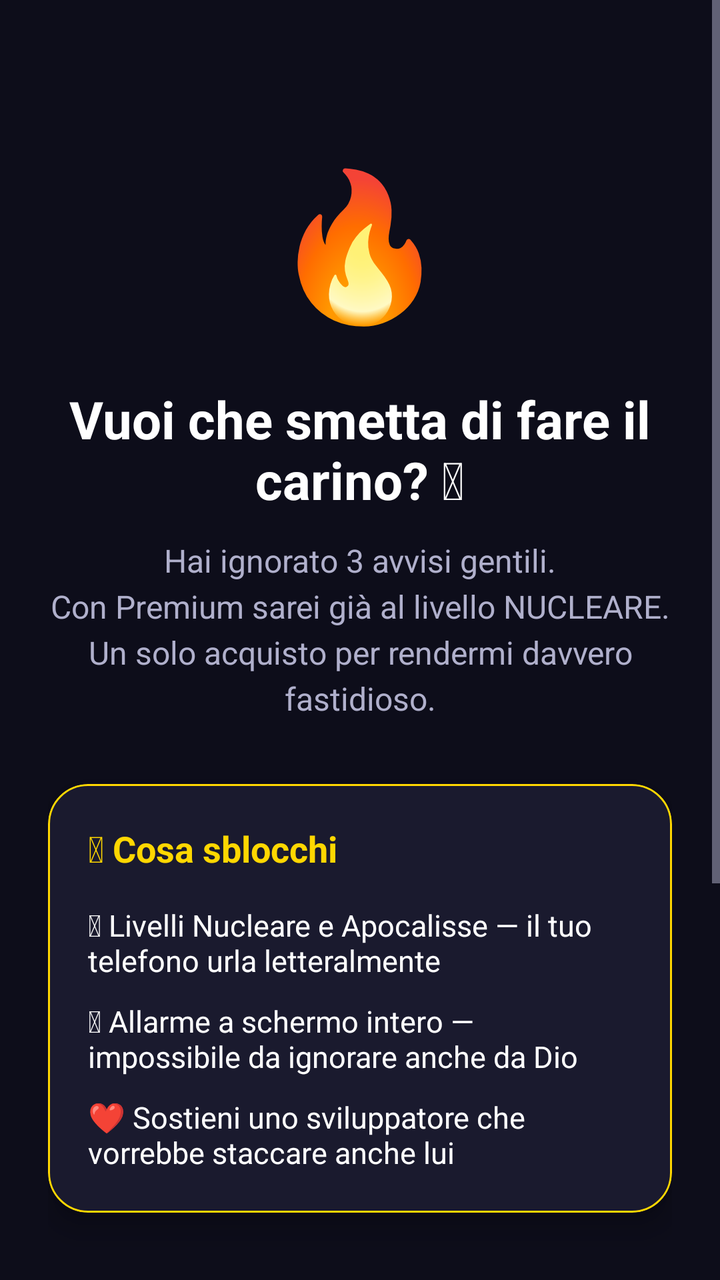
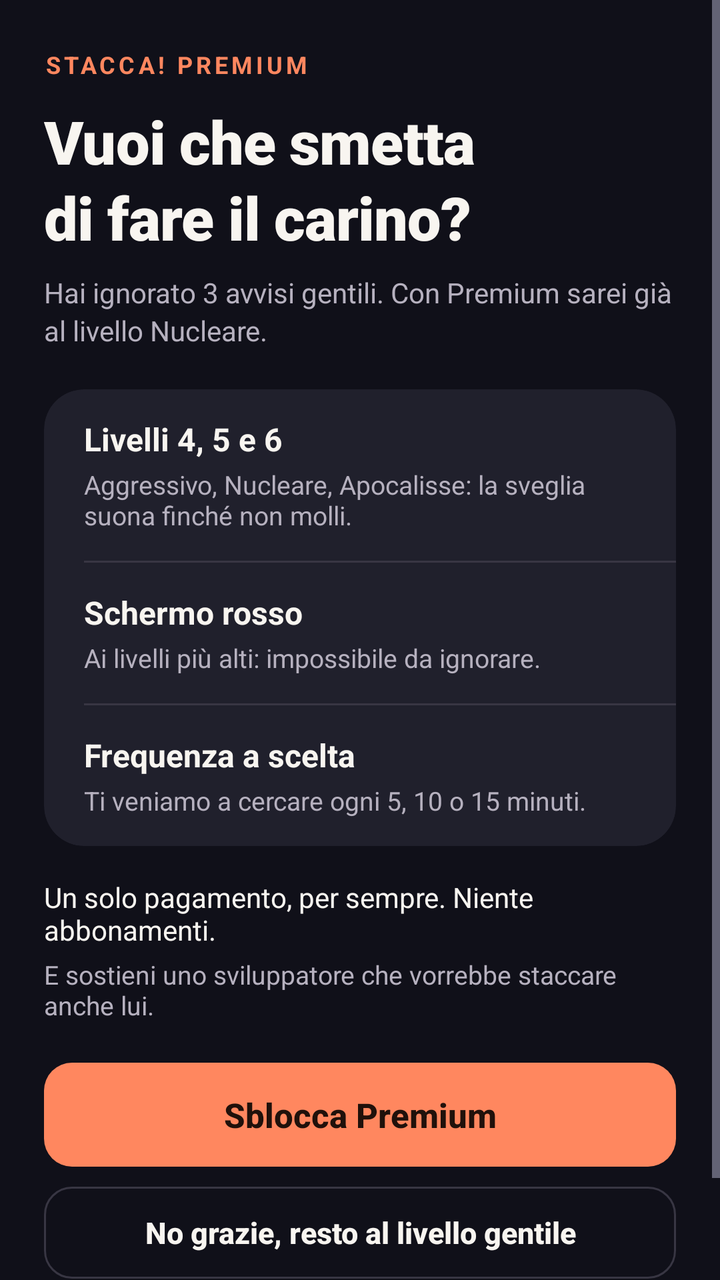

Screens rendered from an Android XML layout before and after an edit, with the pre-edit source and the edit as a unified diff.
<!-- AndroidManifest.xml: activity theme Theme.Stacca -->
<!-- res/layout/activity_paywall.xml -->
<?xml version="1.0" encoding="utf-8"?>
<ScrollView xmlns:android="http://schemas.android.com/apk/res/android"
    xmlns:app="http://schemas.android.com/apk/res-auto"
    android:layout_width="match_parent"
    android:layout_height="match_parent"
    android:background="@color/background_dark"
    android:fillViewport="true">

    <LinearLayout
        android:layout_width="match_parent"
        android:layout_height="wrap_content"
        android:orientation="vertical"
        android:gravity="center_horizontal"
        android:padding="24dp">

        
        <View
            android:layout_width="1dp"
            android:layout_height="48dp" />

        
        <TextView
            android:id="@+id/tvPaywallEmoji"
            android:layout_width="wrap_content"
            android:layout_height="wrap_content"
            android:text="🔥"
            android:textSize="72sp"
            android:layout_marginBottom="24dp" />

        
        <TextView
            android:id="@+id/tvPaywallTitle"
            android:layout_width="wrap_content"
            android:layout_height="wrap_content"
            android:text="@string/paywall_title"
            android:textSize="26sp"
            android:textStyle="bold"
            android:textColor="@color/text_primary"
            android:gravity="center"
            android:layout_marginBottom="12dp" />

        
        <TextView
            android:id="@+id/tvPaywallSubtitle"
            android:layout_width="wrap_content"
            android:layout_height="wrap_content"
            android:text="@string/paywall_subtitle"
            android:textSize="16sp"
            android:textColor="@color/text_secondary"
            android:gravity="center"
            android:lineSpacingExtra="4dp"
            android:layout_marginBottom="32dp" />

        
        <com.google.android.material.card.MaterialCardView
            android:layout_width="match_parent"
            android:layout_height="wrap_content"
            app:cardBackgroundColor="@color/background_card"
            app:cardCornerRadius="20dp"
            app:cardElevation="8dp"
            app:strokeColor="@color/premium_gold"
            app:strokeWidth="1dp"
            android:layout_marginBottom="24dp">

            <LinearLayout
                android:layout_width="match_parent"
                android:layout_height="wrap_content"
                android:orientation="vertical"
                android:padding="20dp">

                <TextView
                    android:layout_width="wrap_content"
                    android:layout_height="wrap_content"
                    android:text="@string/paywall_unlock_title"
                    android:textSize="18sp"
                    android:textStyle="bold"
                    android:textColor="@color/premium_gold"
                    android:layout_marginBottom="16dp" />

                
                <TextView
                    android:layout_width="match_parent"
                    android:layout_height="wrap_content"
                    android:text="@string/paywall_feature_1"
                    android:textSize="15sp"
                    android:textColor="@color/text_primary"
                    android:layout_marginBottom="10dp" />

                
                <TextView
                    android:layout_width="match_parent"
                    android:layout_height="wrap_content"
                    android:text="@string/paywall_feature_2"
                    android:textSize="15sp"
                    android:textColor="@color/text_primary"
                    android:layout_marginBottom="10dp" />

                
                <TextView
                    android:layout_width="match_parent"
                    android:layout_height="wrap_content"
                    android:text="@string/paywall_feature_3"
                    android:textSize="15sp"
                    android:textColor="@color/text_primary" />

            </LinearLayout>
        </com.google.android.material.card.MaterialCardView>

        
        <TextView
            android:layout_width="wrap_content"
            android:layout_height="wrap_content"
            android:text="@string/paywall_price"
            android:textSize="32sp"
            android:textStyle="bold"
            android:textColor="@color/premium_gold"
            android:layout_marginBottom="4dp" />

        <TextView
            android:layout_width="wrap_content"
            android:layout_height="wrap_content"
            android:text="@string/paywall_price_desc"
            android:textSize="14sp"
            android:textColor="@color/text_hint"
            android:layout_marginBottom="24dp" />

        
        <com.google.android.material.button.MaterialButton
            android:id="@+id/btnUnlock"
            android:layout_width="match_parent"
            android:layout_height="56dp"
            android:text="@string/paywall_buy_button"
            android:textSize="16sp"
            android:textStyle="bold"
            style="@style/Widget.Stacca.Button.Primary"
            android:backgroundTint="@color/premium_gold"
            android:textColor="@color/background_dark"
            android:layout_marginBottom="12dp" />

        
        <com.google.android.material.button.MaterialButton
            android:id="@+id/btnNoThanks"
            android:layout_width="match_parent"
            android:layout_height="48dp"
            android:text="@string/paywall_no_thanks"
            android:textSize="14sp"
            style="@style/Widget.Stacca.Button.Secondary"
            android:strokeColor="@color/text_hint"
            android:textColor="@color/text_secondary"
            android:layout_marginBottom="16dp" />

        
        <TextView
            android:id="@+id/tvPaywallRestore"
            android:layout_width="wrap_content"
            android:layout_height="wrap_content"
            android:text="@string/premium_restore"
            android:textSize="14sp"
            android:textColor="@color/text_hint"
            android:padding="8dp" />

    </LinearLayout>
</ScrollView>
<!-- resources referenced by this layout -->
<resources>
  <color name="background_card">#1A1A2E</color>
  <color name="premium_gold">#FFD700</color>
  <color name="text_hint">#6E6E8A</color>
  <string name="paywall_buy_button">🔓 SBLOCCA ORA — €0,99</string>
  <string name="paywall_feature_1">💀 Livelli Nucleare e Apocalisse — il tuo telefono urla letteralmente</string>
  <string name="paywall_feature_2">📢 Allarme a schermo intero — impossibile da ignorare anche da Dio</string>
  <string name="paywall_feature_3">❤️ Sostieni uno sviluppatore che vorrebbe staccare anche lui</string>
  <string name="paywall_price">€0,99</string>
  <string name="paywall_price_desc">Un pagamento unico. Per sempre. Niente abbonamenti.</string>
  <string name="paywall_subtitle">Hai ignorato 3 avvisi gentili.\nCon Premium sarei già al livello NUCLEARE.\nUn solo acquisto per rendermi davvero fastidioso.</string>
  <string name="paywall_title">Vuoi che smetta di fare il carino? 🔥</string>
  <string name="paywall_unlock_title">🚀 Cosa sblocchi</string>
  <style name="Widget.Stacca.Button.Primary" parent="Widget.Material3.Button">
          <item name="android:textSize">16sp</item>
          <item name="android:textStyle">bold</item>
          <item name="android:textColor">@color/white</item>
          <item name="android:textAllCaps">false</item>
          <item name="cornerRadius">16dp</item>
      </style>
  <style name="Widget.Stacca.Button.Secondary" parent="Widget.Material3.Button.OutlinedButton">
          <item name="android:textSize">16sp</item>
          <item name="cornerRadius">16dp</item>
          <item name="strokeColor">@color/primary</item>
          <item name="android:textColor">@color/primary</item>
      </style>
  <color name="white">#FFFFFF</color>
  <color name="primary">#FF6B35</color>
  <color name="primary_dark">#E55A2B</color>
  <color name="on_primary">#FFFFFF</color>
  <color name="secondary">#7B2FF7</color>
  <color name="on_secondary">#FFFFFF</color>
  <color name="tertiary">#00C9A7</color>
  <color name="on_tertiary">#FFFFFF</color>
  <color name="surface">#16213E</color>
  <!-- unchanged entries left out for length: 7 -->
</resources>

<!-- the commit's change to res/layout/activity_paywall.xml (unified diff, before → after) -->
@@ -3,161 +3,170 @@
     xmlns:app="http://schemas.android.com/apk/res-auto"
     android:layout_width="match_parent"
     android:layout_height="match_parent"
-    android:background="@color/background_dark"
+    android:background="@color/home_bg"
     android:fillViewport="true">
 
     <LinearLayout
         android:layout_width="match_parent"
-        android:layout_height="wrap_content"
+        android:layout_height="match_parent"
         android:orientation="vertical"
-        android:gravity="center_horizontal"
-        android:padding="24dp">
+        android:paddingStart="22dp"
+        android:paddingEnd="22dp"
+        android:paddingTop="24dp"
+        android:paddingBottom="8dp">
 
-        
-        <View
-            android:layout_width="1dp"
-            android:layout_height="48dp" />
-
-        
         <TextView
-            android:id="@+id/tvPaywallEmoji"
             android:layout_width="wrap_content"
             android:layout_height="wrap_content"
-            android:text="🔥"
-            android:textSize="72sp"
-            android:layout_marginBottom="24dp" />
+            android:text="@string/paywall_label"
+            android:textSize="12sp"
+            android:textStyle="bold"
+            android:letterSpacing="0.14"
+            android:textColor="@color/home_accent" />
 
-        
         <TextView
             android:id="@+id/tvPaywallTitle"
-            android:layout_width="wrap_content"
+            android:layout_width="match_parent"
             android:layout_height="wrap_content"
-            android:text="@string/paywall_title"
-            android:textSize="26sp"
-            android:textStyle="bold"
-            android:textColor="@color/text_primary"
-            android:gravity="center"
-            android:layout_marginBottom="12dp" />
+            android:layout_marginTop="10dp"
+            android:text="@string/paywall_title_v2"
+            android:textSize="30sp"
+            android:fontFamily="sans-serif-black"
+            android:lineSpacingMultiplier="1.08"
+            android:letterSpacing="-0.01"
+            android:textColor="@color/home_text" />
 
-        
         <TextView
             android:id="@+id/tvPaywallSubtitle"
-            android:layout_width="wrap_content"
+            android:layout_width="match_parent"
             android:layout_height="wrap_content"
-            android:text="@string/paywall_subtitle"
-            android:textSize="16sp"
-            android:textColor="@color/text_secondary"
-            android:gravity="center"
-            android:lineSpacingExtra="4dp"
-            android:layout_marginBottom="32dp" />
+            android:layout_marginTop="8dp"
+            android:text="@string/paywall_sub_v2"
+            android:textSize="14sp"
+            android:lineSpacingMultiplier="1.15"
+            android:textColor="@color/home_text_secondary" />
 
         
         <com.google.android.material.card.MaterialCardView
-            android:layout_width="match_parent"
-            android:layout_height="wrap_content"
-            app:cardBackgroundColor="@color/background_card"
-            app:cardCornerRadius="20dp"
-            app:cardElevation="8dp"
-            app:strokeColor="@color/premium_gold"
-            app:strokeWidth="1dp"
-            android:layout_marginBottom="24dp">
+            style="@style/Stacca.Settings.Card"
+            android:layout_marginTop="20dp">
 
             <LinearLayout
                 android:layout_width="match_parent"
                 android:layout_height="wrap_content"
-                android:orientation="vertical"
-                android:padding="20dp">
+                android:orientation="vertical">
 
-                <TextView
-                    android:layout_width="wrap_content"
-                    android:layout_height="wrap_content"
-                    android:text="@string/paywall_unlock_title"
-                    android:textSize="18sp"
-                    android:textStyle="bold"
-                    android:textColor="@color/premium_gold"
-                    android:layout_marginBottom="16dp" />
+                <LinearLayout style="@style/Stacca.Settings.Row">
+                    <LinearLayout style="@style/Stacca.Settings.RowTexts">
+                        <TextView
+                            style="@style/Stacca.Settings.RowTitle"
+                            android:text="@string/paywall_f1_title" />
+                        <TextView
+                            style="@style/Stacca.Settings.RowDesc"
+                            android:text="@string/paywall_f1_desc" />
+                    </LinearLayout>
+                </LinearLayout>
 
-                
-                <TextView
-                    android:layout_width="match_parent"
-                    android:layout_height="wrap_content"
-                    android:text="@string/paywall_feature_1"
-                    android:textSize="15sp"
-                    android:textColor="@color/text_primary"
-                    android:layout_marginBottom="10dp" />
+                <View style="@style/Stacca.Settings.Divider" />
 
-                
-                <TextView
-                    android:layout_width="match_parent"
-                    android:layout_height="wrap_content"
-                    android:text="@string/paywall_feature_2"
-                    android:textSize="15sp"
-                    android:textColor="@color/text_primary"
-                    android:layout_marginBottom="10dp" />
+                <LinearLayout style="@style/Stacca.Settings.Row">
+                    <LinearLayout style="@style/Stacca.Settings.RowTexts">
+                        <TextView
+                            style="@style/Stacca.Settings.RowTitle"
+                            android:text="@string/paywall_f2_title" />
+                        <TextView
+                            style="@style/Stacca.Settings.RowDesc"
+                            android:text="@string/paywall_f2_desc" />
+                    </LinearLayout>
+                </LinearLayout>
 
-                
-                <TextView
-                    android:layout_width="match_parent"
-                    android:layout_height="wrap_content"
-                    android:text="@string/paywall_feature_3"
-                    android:textSize="15sp"
-                    android:textColor="@color/text_primary" />
+                <View style="@style/Stacca.Settings.Divider" />
 
+                <LinearLayout style="@style/Stacca.Settings.Row">
+                    <LinearLayout style="@style/Stacca.Settings.RowTexts">
+                        <TextView
+                            style="@style/Stacca.Settings.RowTitle"
+                            android:text="@string/paywall_f3_title" />
+                        <TextView
+                            style="@style/Stacca.Settings.RowDesc"
+                            android:text="@string/paywall_f3_desc" />
+                    </LinearLayout>
+                </LinearLayout>
             </LinearLayout>
         </com.google.android.material.card.MaterialCardView>
 
-        
         <TextView
-            android:layout_width="wrap_content"
+            android:layout_width="match_parent"
             android:layout_height="wrap_content"
-            android:text="@string/paywall_price"
-            android:textSize="32sp"
-            android:textStyle="bold"
-            android:textColor="@color/premium_gold"
-            android:layout_marginBottom="4dp" />
+            android:layout_marginTop="16dp"
+            android:text="@string/paywall_once"
+            android:textSize="14sp"
+            android:textColor="@color/home_text" />
 
         <TextView
-            android:layout_width="wrap_content"
+            android:layout_width="match_parent"
             android:layout_height="wrap_content"
-            android:text="@string/paywall_price_desc"
-            android:textSize="14sp"
-            android:textColor="@color/text_hint"
-            android:layout_marginBottom="24dp" />
+            android:layout_marginTop="4dp"
+            android:text="@string/paywall_support"
+            android:textSize="13sp"
+            android:textColor="@color/home_text_secondary" />
+
+        <Space
+            android:layout_width="match_parent"
+            android:layout_height="0dp"
+            android:layout_weight="1"
+            android:minHeight="20dp" />
 
         
         <com.google.android.material.button.MaterialButton
             android:id="@+id/btnUnlock"
             android:layout_width="match_parent"
-            android:layout_height="56dp"
-            android:text="@string/paywall_buy_button"
-            android:textSize="16sp"
+            android:layout_height="52dp"
+            android:insetTop="0dp"
+            android:insetBottom="0dp"
+            android:text="@string/paywall_unlock_v2"
+            android:textSize="17sp"
             android:textStyle="bold"
-            style="@style/Widget.Stacca.Button.Primary"
-            android:backgroundTint="@color/premium_gold"
-            android:textColor="@color/background_dark"
-            android:layout_marginBottom="12dp" />
+            android:textAllCaps="false"
+            android:letterSpacing="0"
+            android:textColor="@color/home_on_accent"
+            app:backgroundTint="@color/home_accent"
+            app:cornerRadius="14dp"
+            app:elevation="0dp" />
 
-        
         <com.google.android.material.button.MaterialButton
             android:id="@+id/btnNoThanks"
+            style="@style/Widget.Material3.Button.OutlinedButton"
             android:layout_width="match_parent"
-            android:layout_height="48dp"
+            android:layout_height="46dp"
+            android:layout_marginTop="10dp"
+            android:insetTop="0dp"
+            android:insetBottom="0dp"
             android:text="@string/paywall_no_thanks"
-            android:textSize="14sp"
-            style="@style/Widget.Stacca.Button.Secondary"
-            android:strokeColor="@color/text_hint"
-            android:textColor="@color/text_secondary"
-            android:layout_marginBottom="16dp" />
+            android:textSize="15sp"
+            android:textStyle="bold"
+            android:textAllCaps="false"
+            android:letterSpacing="0"
+            android:textColor="@color/home_text"
+            app:strokeColor="@color/home_border"
+            app:strokeWidth="1dp"
+            app:cornerRadius="14dp" />
 
-        
         <TextView
             android:id="@+id/tvPaywallRestore"
             android:layout_width="wrap_content"
             android:layout_height="wrap_content"
+            android:layout_gravity="center_horizontal"
+            android:layout_marginTop="4dp"
+            android:minHeight="44dp"
+            android:minWidth="44dp"
+            android:paddingStart="12dp"
+            android:paddingEnd="12dp"
+            android:gravity="center"
             android:text="@string/premium_restore"
-            android:textSize="14sp"
-            android:textColor="@color/text_hint"
-            android:padding="8dp" />
+            android:textSize="13sp"
+            android:textColor="@color/home_text_secondary"
+            android:background="?attr/selectableItemBackgroundBorderless" />
 
     </LinearLayout>
 </ScrollView>
<!-- resource entries referenced after the edit -->
@@ -1,31 +1,71 @@
 <!-- resources referenced by this layout -->
 <resources>
-  <color name="background_card">#1A1A2E</color>
-  <color name="premium_gold">#FFD700</color>
-  <color name="text_hint">#6E6E8A</color>
-  <string name="paywall_buy_button">🔓 SBLOCCA ORA — €0,99</string>
-  <string name="paywall_feature_1">💀 Livelli Nucleare e Apocalisse — il tuo telefono urla letteralmente</string>
-  <string name="paywall_feature_2">📢 Allarme a schermo intero — impossibile da ignorare anche da Dio</string>
-  <string name="paywall_feature_3">❤️ Sostieni uno sviluppatore che vorrebbe staccare anche lui</string>
-  <string name="paywall_price">€0,99</string>
-  <string name="paywall_price_desc">Un pagamento unico. Per sempre. Niente abbonamenti.</string>
-  <string name="paywall_subtitle">Hai ignorato 3 avvisi gentili.\nCon Premium sarei già al livello NUCLEARE.\nUn solo acquisto per rendermi davvero fastidioso.</string>
-  <string name="paywall_title">Vuoi che smetta di fare il carino? 🔥</string>
-  <string name="paywall_unlock_title">🚀 Cosa sblocchi</string>
-  <style name="Widget.Stacca.Button.Primary" parent="Widget.Material3.Button">
+  <color name="home_accent">#FF875F</color>
+  <color name="home_bg">#101019</color>
+  <color name="home_border">#383643</color>
+  <color name="home_on_accent">#20110B</color>
+  <color name="home_text">#F8F5F0</color>
+  <color name="home_text_secondary">#B6B1BF</color>
+  <string name="paywall_f1_desc">Aggressivo, Nucleare, Apocalisse: la sveglia suona finché non molli.</string>
+  <string name="paywall_f1_title">Livelli 4, 5 e 6</string>
+  <string name="paywall_f2_desc">Ai livelli più alti: impossibile da ignorare.</string>
+  <string name="paywall_f2_title">Schermo rosso</string>
+  <string name="paywall_f3_desc">Ti veniamo a cercare ogni 5, 10 o 15 minuti.</string>
+  <string name="paywall_f3_title">Frequenza a scelta</string>
+  <string name="paywall_label">STACCA! PREMIUM</string>
+  <string name="paywall_once">Un solo pagamento, per sempre. Niente abbonamenti.</string>
+  <string name="paywall_sub_v2">Hai ignorato 3 avvisi gentili. Con Premium sarei già al livello Nucleare.</string>
+  <string name="paywall_support">E sostieni uno sviluppatore che vorrebbe staccare anche lui.</string>
+  <string name="paywall_title_v2">Vuoi che smetta\ndi fare il carino?</string>
+  <string name="paywall_unlock_v2">Sblocca Premium</string>
+  <style name="Stacca.Settings.Card" parent="Widget.Material3.CardView.Filled">
+          <item name="android:layout_width">match_parent</item>
+          <item name="android:layout_height">wrap_content</item>
+          <item name="cardBackgroundColor">@color/home_surface</item>
+          <item name="cardCornerRadius">20dp</item>
+          <item name="cardElevation">0dp</item>
+          <item name="strokeWidth">0dp</item>
+      </style>
+  <style name="Stacca.Settings.Divider">
+          <item name="android:layout_width">match_parent</item>
+          <item name="android:layout_height">1dp</item>
+          <item name="android:layout_marginStart">20dp</item>
+          <item name="android:background">@color/home_border</item>
+      </style>
+  <style name="Stacca.Settings.Row">
+          <item name="android:layout_width">match_parent</item>
+          <item name="android:layout_height">wrap_content</item>
+          <item name="android:orientation">horizontal</item>
+          <item name="android:gravity">center_vertical</item>
+          <item name="android:minHeight">64dp</item>
+          <item name="android:paddingStart">20dp</item>
+          <item name="android:paddingEnd">16dp</item>
+          <item name="android:paddingTop">14dp</item>
+          <item name="android:paddingBottom">14dp</item>
+      </style>
+  <style name="Stacca.Settings.RowDesc">
+          <item name="android:layout_width">wrap_content</item>
+          <item name="android:layout_height">wrap_content</item>
+          <item name="android:layout_marginTop">3dp</item>
+          <item name="android:textSize">13sp</item>
+          <item name="android:textColor">@color/home_text_secondary</item>
+      </style>
+  <style name="Stacca.Settings.RowTexts">
+          <item name="android:layout_width">0dp</item>
+          <item name="android:layout_height">wrap_content</item>
+          <item name="android:layout_weight">1</item>
+          <item name="android:layout_marginEnd">12dp</item>
+          <item name="android:orientation">vertical</item>
+      </style>
+  <style name="Stacca.Settings.RowTitle">
+          <item name="android:layout_width">wrap_content</item>
+          <item name="android:layout_height">wrap_content</item>
           <item name="android:textSize">16sp</item>
           <item name="android:textStyle">bold</item>
-          <item name="android:textColor">@color/white</item>
-          <item name="android:textAllCaps">false</item>
-          <item name="cornerRadius">16dp</item>
+          <item name="android:textColor">@color/home_text</item>
       </style>
-  <style name="Widget.Stacca.Button.Secondary" parent="Widget.Material3.Button.OutlinedButton">
-          <item name="android:textSize">16sp</item>
-          <item name="cornerRadius">16dp</item>
-          <item name="strokeColor">@color/primary</item>
-          <item name="android:textColor">@color/primary</item>
-      </style>
-  <color name="white">#FFFFFF</color>
+  <color name="home_surface">#20202C</color>
+  <color name="text_hint">#6E6E8A</color>
   <color name="primary">#FF6B35</color>
   <color name="primary_dark">#E55A2B</color>
   <color name="on_primary">#FFFFFF</color>
